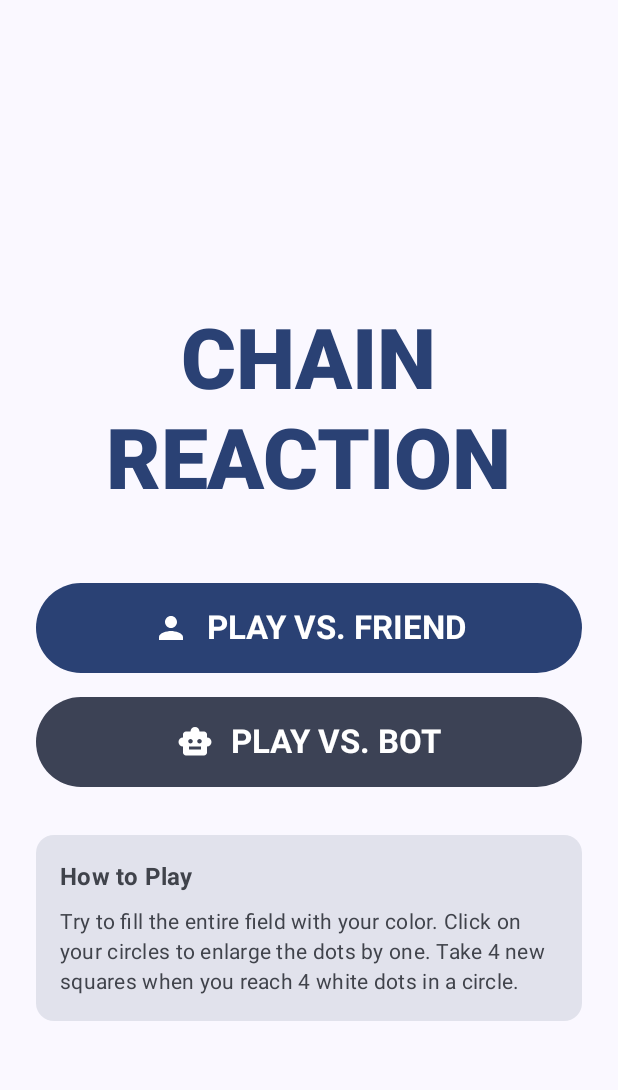
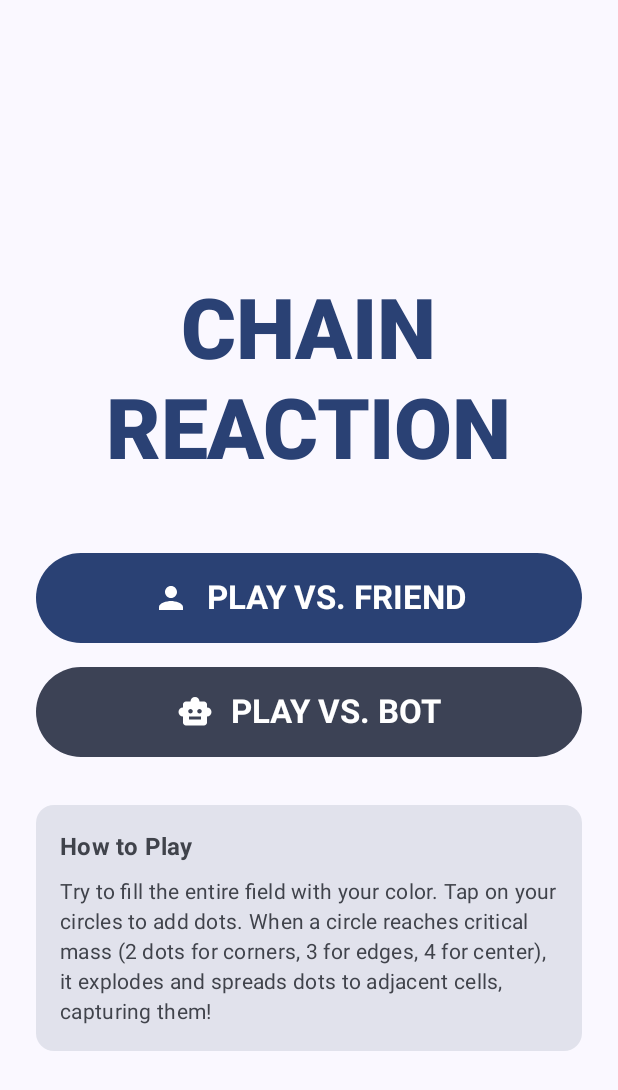
Before and after one commit to blueedgetechno/chainreaction, an Android app built with Jetpack Compose: the screen it shows after launch (MainActivity), on a phone screen of 412 x 824 dp. Shown: the top 1090 px of the screen. Run offline under Robolectric (Android 15) with nearby library versions, the phone set to English and light mode, and no system bars; our stand-ins replace Dagger/Hilt's generated code.

```diff
--- a/app/src/main/java/com/blueedge/chainreaction/presentation/main/MainMenuScreen.kt
+++ b/app/src/main/java/com/blueedge/chainreaction/presentation/main/MainMenuScreen.kt
@@ -126,8 +126,9 @@ fun MainMenuScreen(
                     Spacer(modifier = Modifier.height(8.dp))
                     Text(
                         text = "Try to fill the entire field with your color. " +
-                                "Click on your circles to enlarge the dots by one. " +
-                                "Take 4 new squares when you reach 4 white dots in a circle.",
+                                "Tap on your circles to add dots. " +
+                                "When a circle reaches critical mass (2 dots for corners, 3 for edges, 4 for center), " +
+                                "it explodes and spreads dots to adjacent cells, capturing them!",
                         style = MaterialTheme.typography.bodyMedium,
                         lineHeight = 20.sp
                     )
--- a/app/src/main/java/com/blueedge/chainreaction/presentation/navigation/NavGraph.kt
+++ b/app/src/main/java/com/blueedge/chainreaction/presentation/navigation/NavGraph.kt
@@ -46,8 +46,8 @@ fun NavGraph(
 
             GameSetupScreen(
                 gameMode = gameMode,
-                onNavigateToGame = { gridSize ->
-                    navController.navigate(Screen.Game.createRoute(gridSize, gameMode))
+                onNavigateToGame = { gridSize, finalMode ->
+                    navController.navigate(Screen.Game.createRoute(gridSize, finalMode))
                 },
                 onNavigateBack = {
                     navController.popBackStack()
--- a/app/src/main/java/com/blueedge/chainreaction/presentation/setup/GameSetupScreen.kt
+++ b/app/src/main/java/com/blueedge/chainreaction/presentation/setup/GameSetupScreen.kt
@@ -23,7 +23,7 @@ import com.blueedge.chainreaction.data.model.GameMode
 @Composable
 fun GameSetupScreen(
     gameMode: GameMode,
-    onNavigateToGame: (gridSize: Int) -> Unit,
+    onNavigateToGame: (gridSize: Int, finalMode: GameMode) -> Unit,
     onNavigateBack: () -> Unit
 ) {
     var selectedGridSize by remember { mutableStateOf(6) }
@@ -190,9 +190,7 @@ fun GameSetupScreen(
                 onClick = {
                     // Use the selected mode (which may be updated for difficulty)
                     val finalMode = if (gameMode.isBot) selectedMode else gameMode
-                    // Navigate but we need to pass the mode too
-                    // For now, just navigate with grid size
-                    onNavigateToGame(selectedGridSize)
+                    onNavigateToGame(selectedGridSize, finalMode)
                 },
                 modifier = Modifier
                     .fillMaxWidth()
```
Also changed, not shown: app/src/main/java/com/blueedge/chainreaction/ai/HardBot.kt (+12 -2 lines), app/src/main/java/com/blueedge/chainreaction/domain/GameEngine.kt (+7 -2 lines).
